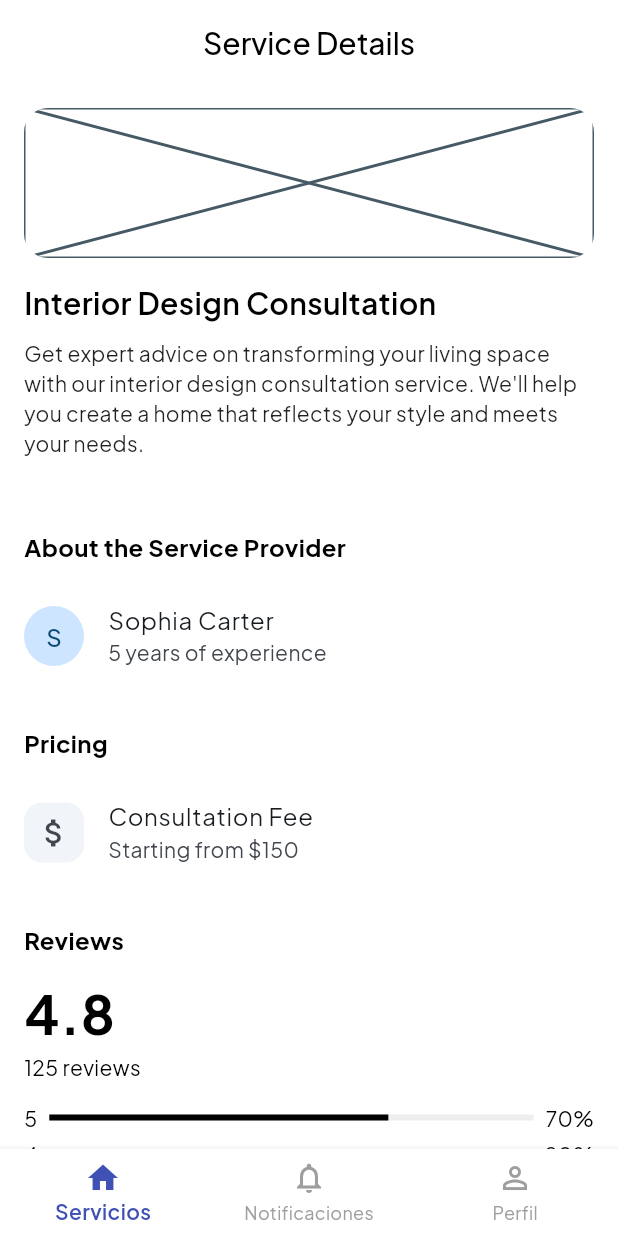
After one commit to juan-campuzano/serviclick, a Flutter app: the ServiceDetailsPage screen opened by its route, on a phone screen of 412 x 824 dp. The commit adds this screen. Run offline on Flutter 3.47's test engine with Material 3 defaults, Android fonts, the phone set to English and light mode, and no system bars; our stand-ins replace go_router, google_fonts.

Commit message:
feat: se agregan nuevas pantallas

```diff
--- a/lib/core/config/routes.dart
+++ b/lib/core/config/routes.dart
@@ -1,10 +1,21 @@
 import 'package:go_router/go_router.dart';
-import 'package:serviclick/features/home/home_route.dart';
+import 'package:serviclick/features/profile/profile_route.dart';
+import 'package:serviclick/features/service/service_route.dart';
 import 'package:serviclick/features/login/login_route.dart';
+
+import '../../ui/app_shell.dart';
 
 final GoRouter appRouter = GoRouter(
   routes: [
     ...loginRoutes,
-    ...homeRoutes,
+    ShellRoute(
+      builder: (context, state, child) {
+        return AppShell(child: child);
+      },
+      routes: [
+        ...servicesRoutes,
+        ...profileRoute,
+      ],
+    )
   ],
 );
--- a/lib/core/theme/app_theme.dart
+++ b/lib/core/theme/app_theme.dart
@@ -48,6 +48,16 @@ class AppTheme {
         foregroundColor: Colors.black54,
       ),
     ),
+    bottomNavigationBarTheme: const BottomNavigationBarThemeData(
+      backgroundColor: Colors.white,
+      selectedItemColor: Colors.indigo,
+      unselectedItemColor: Colors.grey,
+      selectedLabelStyle: TextStyle(fontWeight: FontWeight.w600),
+      unselectedLabelStyle: TextStyle(fontWeight: FontWeight.w400),
+      showUnselectedLabels: true,
+      elevation: 4,
+      type: BottomNavigationBarType.fixed,
+    ),
   );
 
   //TODO: falta definir el tema oscuro
--- /dev/null
+++ b/lib/core/widgets/bottom_nav_bar.dart
@@ -0,0 +1,37 @@
+import 'package:flutter/material.dart';
+
+class BottomNavBar extends StatelessWidget {
+  const BottomNavBar({
+    required this.onTap,
+    required this.currentIndex,
+    super.key,
+  });
+
+  final ValueChanged<int> onTap;
+  final int currentIndex;
+
+  @override
+  Widget build(BuildContext context) {
+    return BottomNavigationBar(
+      onTap: onTap,
+      currentIndex: currentIndex,
+      items: const [
+        BottomNavigationBarItem(
+          icon: Icon(Icons.home_outlined),
+          label: 'Servicios',
+          activeIcon: Icon(Icons.home),
+        ),
+        BottomNavigationBarItem(
+          icon: Icon(Icons.notifications_outlined),
+          label: 'Notificaciones',
+          activeIcon: Icon(Icons.notifications),
+        ),
+        BottomNavigationBarItem(
+          icon: Icon(Icons.person_outline),
+          label: 'Perfil',
+          activeIcon: Icon(Icons.person),
+        ),
+      ],
+    );
+  }
+}
--- a/lib/features/login/presentation/login_page.dart
+++ b/lib/features/login/presentation/login_page.dart
@@ -44,7 +44,7 @@ class LoginPage extends StatelessWidget {
                 ),
                 ElevatedButton(
                   onPressed: () {
-                    context.go('/home');
+                    context.go('/services');
                   },
                   child: const Text('Iniciar sesión'),
                 ),
--- /dev/null
+++ b/lib/features/service/presentation/service_details_page.dart
@@ -0,0 +1,193 @@
+import 'package:flutter/material.dart';
+
+class ServiceDetailsPage extends StatelessWidget {
+  const ServiceDetailsPage({super.key});
+
+  @override
+  Widget build(BuildContext context) {
+    return Scaffold(
+      appBar: AppBar(
+        title: const Text('Service Details'),
+        centerTitle: true,
+        backgroundColor: Colors.white,
+        foregroundColor: Colors.black,
+        elevation: 0,
+      ),
+      body: ListView(
+        padding: const EdgeInsets.all(16),
+        children: [
+          ClipRRect(
+            borderRadius: BorderRadius.circular(16),
+            child: const Placeholder(
+              fallbackHeight: 100,
+            ),
+          ),
+          const SizedBox(height: 16),
+
+          const Text(
+            'Interior Design Consultation',
+            style: TextStyle(fontSize: 20, fontWeight: FontWeight.w600),
+          ),
+          const SizedBox(height: 8),
+          const Text(
+            'Get expert advice on transforming your living space with our interior design consultation service. We\'ll help you create a home that reflects your style and meets your needs.',
+            style: TextStyle(color: Colors.black87),
+          ),
+          const SizedBox(height: 24),
+
+          const SectionTitle('About the Service Provider'),
+          const ListTile(
+            contentPadding: EdgeInsets.zero,
+            leading: CircleAvatar(
+              child: Text('S'),
+            ),
+            title: Text('Sophia Carter'),
+            subtitle: Text('5 years of experience'),
+          ),
+
+          const SectionTitle('Pricing'),
+          ListTile(
+            contentPadding: EdgeInsets.zero,
+            leading: Container(
+              padding: const EdgeInsets.all(8),
+              decoration: BoxDecoration(
+                color: const Color(0xFFF1F4F9),
+                borderRadius: BorderRadius.circular(12),
+              ),
+              child: const Icon(Icons.attach_money),
+            ),
+            title: const Text('Consultation Fee'),
+            subtitle: const Text('Starting from \$150'),
+          ),
+
+          const SectionTitle('Reviews'),
+          const Text(
+            '4.8',
+            style: TextStyle(fontSize: 36, fontWeight: FontWeight.bold),
+          ),
+          const Text('125 reviews'),
+          const SizedBox(height: 12),
+
+          // Rating Bars (mocked)
+          ratingBar(5, 0.7),
+          ratingBar(4, 0.2),
+          ratingBar(3, 0.05),
+          ratingBar(2, 0.03),
+          ratingBar(1, 0.02),
+          const SizedBox(height: 24),
+
+          // Review 1
+          reviewTile(
+            name: 'Olivia Bennett',
+            timeAgo: '2 weeks ago',
+            rating: 5,
+            comment:
+                'Sophia was fantastic! She provided great insights and helped me visualize my dream home. Highly recommend!',
+            likes: 15,
+            replies: 2,
+          ),
+
+          // Review 2
+          reviewTile(
+            name: 'Ethan Harper',
+            timeAgo: '1 month ago',
+            rating: 4,
+            comment:
+                'The consultation was helpful, but I felt it could have included more layout options.',
+            likes: 8,
+            replies: 1,
+          ),
+        ],
+      ),
+    );
+  }
+
+  Widget ratingBar(int stars, double percent) {
+    return Padding(
+      padding: const EdgeInsets.symmetric(vertical: 2),
+      child: Row(
+        children: [
+          Text('$stars'),
+          const SizedBox(width: 8),
+          Expanded(
+            child: LinearProgressIndicator(
+              value: percent,
+              backgroundColor: Colors.grey[200],
+              valueColor: const AlwaysStoppedAnimation<Color>(Colors.black),
+            ),
+          ),
+          const SizedBox(width: 8),
+          Text('${(percent * 100).round()}%'),
+        ],
+      ),
+    );
+  }
+
+  Widget reviewTile({
+    required String name,
+    required String timeAgo,
+    required int rating,
+    required String comment,
+    required int likes,
+    required int replies,
+  }) {
+    return Padding(
+      padding: const EdgeInsets.symmetric(vertical: 12),
+      child: Column(
+        crossAxisAlignment: CrossAxisAlignment.start,
+        children: [
+          ListTile(
+            contentPadding: EdgeInsets.zero,
+            leading: const CircleAvatar(
+              child: Text('J'),
+            ),
+            title: Text(name),
+            subtitle: Text(timeAgo),
+          ),
+          Row(
+            children: List.generate(
+              5,
+              (index) => Icon(
+                index < rating ? Icons.star : Icons.star_border,
+                color: Colors.amber,
+                size: 20,
+              ),
+            ),
+          ),
+          const SizedBox(height: 8),
+          Text(comment),
+          const SizedBox(height: 8),
+          Row(
+            children: [
+              const Icon(Icons.thumb_up_alt_outlined,
+                  size: 18, color: Colors.grey),
+              const SizedBox(width: 4),
+              Text('$likes'),
+              const SizedBox(width: 16),
+              const Icon(Icons.chat_bubble_outline,
+                  size: 18, color: Colors.grey),
+              const SizedBox(width: 4),
+              Text('$replies'),
+            ],
+          )
+        ],
+      ),
+    );
+  }
+}
+
+class SectionTitle extends StatelessWidget {
+  final String text;
+  const SectionTitle(this.text, {super.key});
+
+  @override
+  Widget build(BuildContext context) {
+    return Padding(
+      padding: const EdgeInsets.only(top: 24, bottom: 12),
+      child: Text(
+        text,
+        style: const TextStyle(fontWeight: FontWeight.bold, fontSize: 16),
+      ),
+    );
+  }
+}
--- /dev/null
+++ b/lib/ui/app_shell.dart
@@ -0,0 +1,34 @@
+import 'package:flutter/material.dart';
+import 'package:go_router/go_router.dart';
+import '../core/widgets/bottom_nav_bar.dart';
+
+class AppShell extends StatefulWidget {
+  final Widget child;
+
+  const AppShell({super.key, required this.child});
+
+  @override
+  State<AppShell> createState() => _AppShellState();
+}
+
+class _AppShellState extends State<AppShell> {
+  int _currentIndex = 0;
+
+  final tabs = ['/services', '/favorites', '/profile'];
+
+  void _onTap(int index) {
+    setState(() => _currentIndex = index);
+    context.go(tabs[index]);
+  }
+
+  @override
+  Widget build(BuildContext context) {
+    return Scaffold(
+      body: widget.child,
+      bottomNavigationBar: BottomNavBar(
+        currentIndex: _currentIndex,
+        onTap: _onTap,
+      ),
+    );
+  }
+}
--- a/pubspec.yaml
+++ b/pubspec.yaml
@@ -19,7 +19,7 @@ publish_to: 'none' # Remove this line if you wish to publish to pub.dev
 version: 1.0.0+1
 
 environment:
-  sdk: ^3.5.3
+  sdk: ^3.5.0
 
 # Dependencies specify other packages that your package needs in order to work.
 # To automatically upgrade your package dependencies to the latest versions
```
Also changed, not shown: lib/features/home/home_route.dart (deleted, +0 -10 lines), lib/features/profile/presentation/profile_page.dart (added, +98 -0 lines), lib/features/profile/profile_route.dart (added, +9 -0 lines), lib/features/service/presentation/service_page.dart (renamed from lib/features/home/presentation/home_page.dart, +11 -28 lines), lib/features/service/service_route.dart (added, +15 -0 lines), lib/features/service/presentation/widgets/input_search.dart (renamed from lib/features/home/presentation/widgets/input_search.dart), pubspec.lock, 1 other file.
